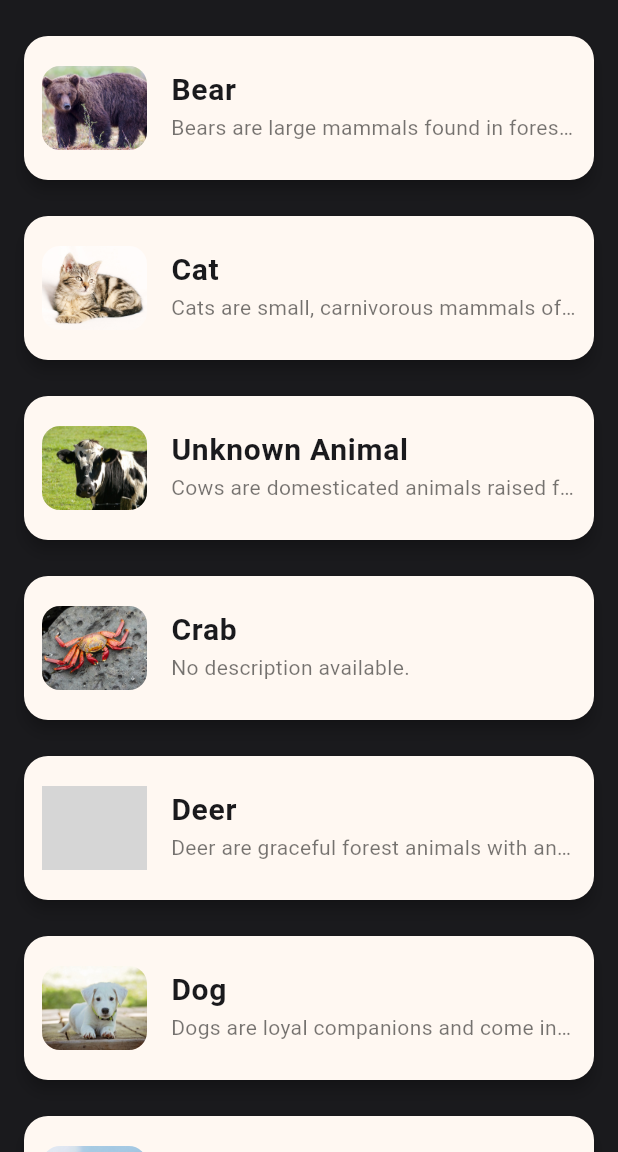
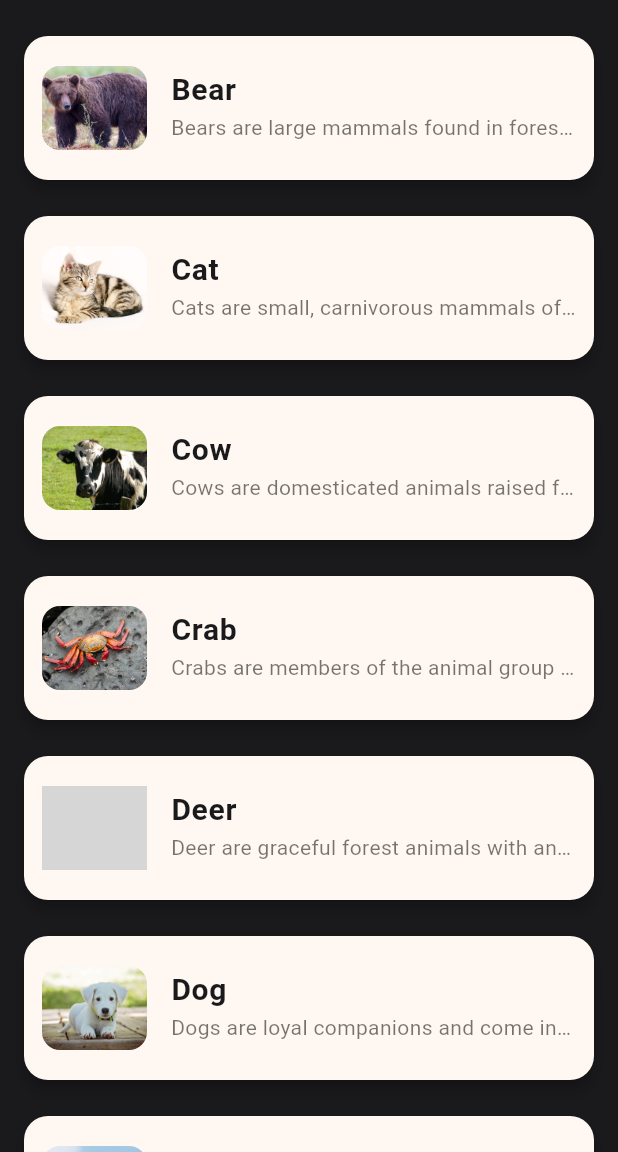
Before and after one commit to Mame-Mor-M/4443Lab5, a Flutter app: the screen it shows after launch, on a phone screen of 412 x 824 dp, the part 84-1236 px from its top. Run offline on Flutter 3.47's test engine with Material 3 defaults, Android fonts, the phone set to English and light mode, and no system bars; grey boxes are pictures that could not be loaded.

Commit message:
Updated animal data

```diff
--- a/lib/animal_data.dart
+++ b/lib/animal_data.dart
@@ -23,13 +23,13 @@ List<Animal> animals = [
     imageUrl: "assets/Cat.jpg",
   ),
   Animal(
-    name: "", // missing title
+    name: "Cow", // missing title
     description: "Cows are domesticated animals raised for milk and meat.",
     imageUrl: "assets/Cow.jpg",
   ),
   Animal(
     name: "Crab",
-    description: "", // missing description
+    description: "Crabs are members of the animal group called crustaceans. There are at least 7,000 species, or kinds, of crab.", // missing description
     imageUrl: "assets/Crab.jpg",
   ),
   Animal(
```
